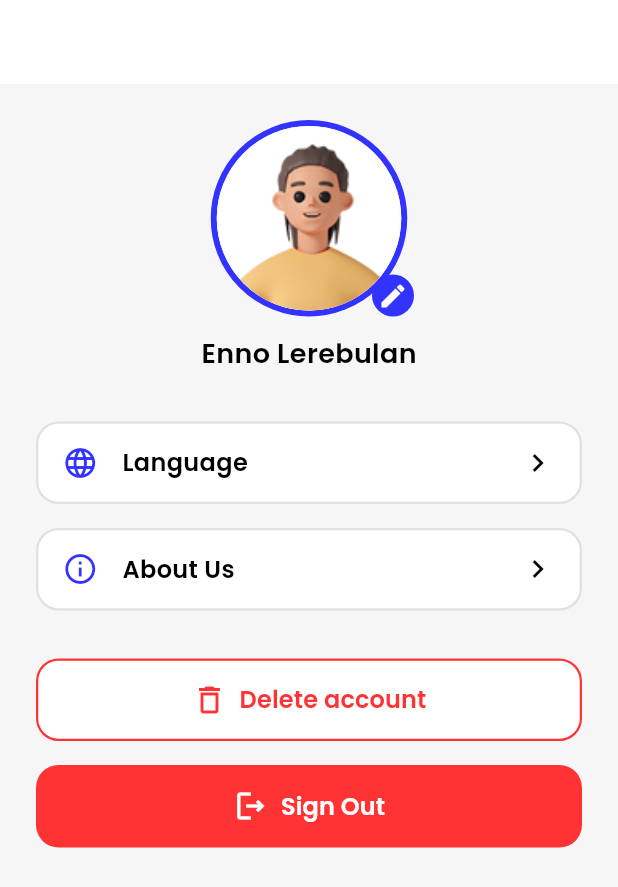
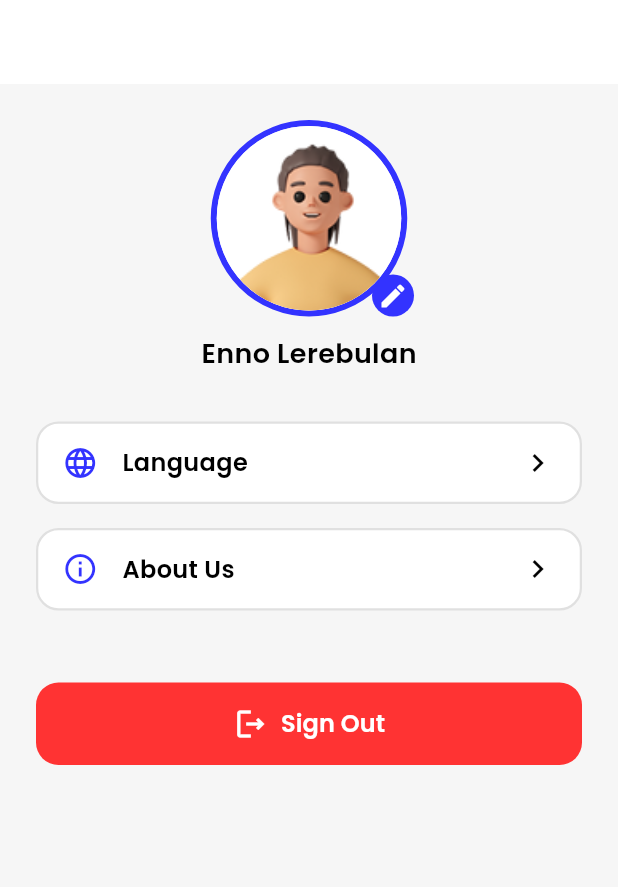
Before and after one commit to lianaprtw/FE_HealthTracker, a Flutter app: the ProfilePage screen opened directly, on a phone screen of 412 x 824 dp. Shown: the top 887 px of the screen. Run offline on Flutter 3.47's test engine with Material 3 defaults, Android fonts, the phone set to English and light mode, and no system bars; our stand-ins replace image_picker, shared_preferences; accounts and stored records are empty.

Commit message:
update profil

```diff
--- a/lib/views/Trainee/profile.dart
+++ b/lib/views/Trainee/profile.dart
@@ -145,63 +145,63 @@ class _ProfilePageState extends State<ProfilePage> {
   }
 
   // Dialog untuk Delete Account (menggantikan alert())
-  void _showDeleteAccountDialog(BuildContext context) {
-    showDialog(
-      context: context,
-      builder: (BuildContext context) {
-        return AlertDialog(
-          shape: RoundedRectangleBorder(
-            borderRadius: BorderRadius.circular(15),
-          ),
-          title: const Text(
-            'Delete Account',
-            style: TextStyle(
-              fontFamily: "PoppinsSemiBold",
-              fontWeight: FontWeight.bold,
-            ),
-          ),
-          content: const Text(
-            'Are you sure you want to delete your account? This action cannot be undone.',
-            style: TextStyle(fontFamily: "Poppins"),
-          ),
-          actions: [
-            TextButton(
-              onPressed: () => Navigator.of(context).pop(), // Tutup dialog
-              child: const Text(
-                'Cancel',
-                style: TextStyle(color: Colors.grey, fontFamily: "Poppins"),
-              ),
-            ),
-            ElevatedButton(
-              onPressed: () {
-                Navigator.of(context).pop(); // Tutup dialog
-                // Tambahkan logika delete account Anda di sini
-                print('User Account Deleted!');
-                // Biasanya navigasi ke halaman login atau halaman onboarding:
-                Navigator.pushAndRemoveUntil(
-                  context,
-                  MaterialPageRoute(
-                    builder: (context) => const LoginView(),
-                  ), // Ganti dengan halaman login Anda
-                  (Route<dynamic> route) => false,
-                );
-              },
-              style: ElevatedButton.styleFrom(
-                backgroundColor: const Color(0xFFFF3333), // Warna merah
-                shape: RoundedRectangleBorder(
-                  borderRadius: BorderRadius.circular(10),
-                ),
-              ),
-              child: const Text(
-                'Delete',
-                style: TextStyle(color: Colors.white, fontFamily: "Poppins"),
-              ),
-            ),
-          ],
-        );
-      },
-    );
-  }
+  // void _showDeleteAccountDialog(BuildContext context) {
+  //   showDialog(
+  //     context: context,
+  //     builder: (BuildContext context) {
+  //       return AlertDialog(
+  //         shape: RoundedRectangleBorder(
+  //           borderRadius: BorderRadius.circular(15),
+  //         ),
+  //         title: const Text(
+  //           'Delete Account',
+  //           style: TextStyle(
+  //             fontFamily: "PoppinsSemiBold",
+  //             fontWeight: FontWeight.bold,
+  //           ),
+  //         ),
+  //         content: const Text(
+  //           'Are you sure you want to delete your account? This action cannot be undone.',
+  //           style: TextStyle(fontFamily: "Poppins"),
+  //         ),
+  //         actions: [
+  //           TextButton(
+  //             onPressed: () => Navigator.of(context).pop(), // Tutup dialog
+  //             child: const Text(
+  //               'Cancel',
+  //               style: TextStyle(color: Colors.grey, fontFamily: "Poppins"),
+  //             ),
+  //           ),
+  //           ElevatedButton(
+  //             onPressed: () {
+  //               Navigator.of(context).pop(); // Tutup dialog
+  //               // Tambahkan logika delete account Anda di sini
+  //               print('User Account Deleted!');
+  //               // Biasanya navigasi ke halaman login atau halaman onboarding:
+  //               Navigator.pushAndRemoveUntil(
+  //                 context,
+  //                 MaterialPageRoute(
+  //                   builder: (context) => const LoginView(),
+  //                 ), // Ganti dengan halaman login Anda
+  //                 (Route<dynamic> route) => false,
+  //               );
+  //             },
+  //             style: ElevatedButton.styleFrom(
+  //               backgroundColor: const Color(0xFFFF3333), // Warna merah
+  //               shape: RoundedRectangleBorder(
+  //                 borderRadius: BorderRadius.circular(10),
+  //               ),
+  //             ),
+  //             child: const Text(
+  //               'Delete',
+  //               style: TextStyle(color: Colors.white, fontFamily: "Poppins"),
+  //             ),
+  //           ),
+  //         ],
+  //       );
+  //     },
+  //   );
+  // }
 
   @override
   Widget build(BuildContext context) {
@@ -315,41 +315,41 @@ class _ProfilePageState extends State<ProfilePage> {
 
               const SizedBox(
                   height: 32), // Spacer sebelum tombol Delete Account
-              SizedBox(
-                width: double.infinity,
-                height: 55,
-                child: ElevatedButton.icon(
-                  onPressed: () {
-                    _showDeleteAccountDialog(context);
-                  },
-                  icon: const Icon(
-                    Icons.delete_outline,
-                    color: redColor,
-                    size: 24,
-                  ),
-                  label: const Text(
-                    'Delete account',
-                    style: TextStyle(
-                      color: redColor,
-                      fontSize: 16,
-                      fontWeight: FontWeight.w500,
-                      fontFamily: "PoppinsSemiBold",
-                    ),
-                  ),
-                  style: ElevatedButton.styleFrom(
-                    backgroundColor: Colors.white,
-                    shape: RoundedRectangleBorder(
-                      borderRadius: BorderRadius.circular(15),
-                      side: const BorderSide(
-                        color: redColor,
-                        width: 1.5,
-                      ),
-                    ),
-                    elevation: 0,
-                    padding: const EdgeInsets.symmetric(vertical: 12),
-                  ),
-                ),
-              ),
+              // SizedBox(
+              //   width: double.infinity,
+              //   height: 55,
+              //   child: ElevatedButton.icon(
+              //     onPressed: () {
+              //       _showDeleteAccountDialog(context);
+              //     },
+              //     icon: const Icon(
+              //       Icons.delete_outline,
+              //       color: redColor,
+              //       size: 24,
+              //     ),
+              //     label: const Text(
+              //       'Delete account',
+              //       style: TextStyle(
+              //         color: redColor,
+              //         fontSize: 16,
+              //         fontWeight: FontWeight.w500,
+              //         fontFamily: "PoppinsSemiBold",
+              //       ),
+              //     ),
+              //     style: ElevatedButton.styleFrom(
+              //       backgroundColor: Colors.white,
+              //       shape: RoundedRectangleBorder(
+              //         borderRadius: BorderRadius.circular(15),
+              //         side: const BorderSide(
+              //           color: redColor,
+              //           width: 1.5,
+              //         ),
+              //       ),
+              //       elevation: 0,
+              //       padding: const EdgeInsets.symmetric(vertical: 12),
+              //     ),
+              //   ),
+              // ),
               const SizedBox(height: 16), // Spacer antara tombol
               SizedBox(
                 width: double.infinity,
```
